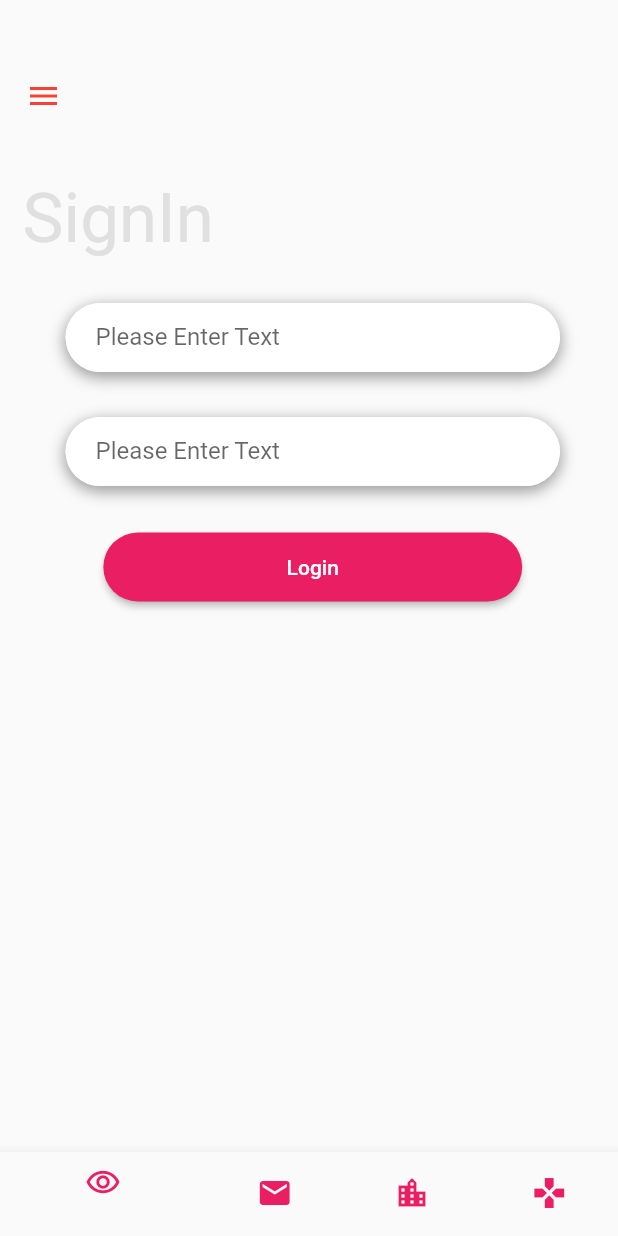
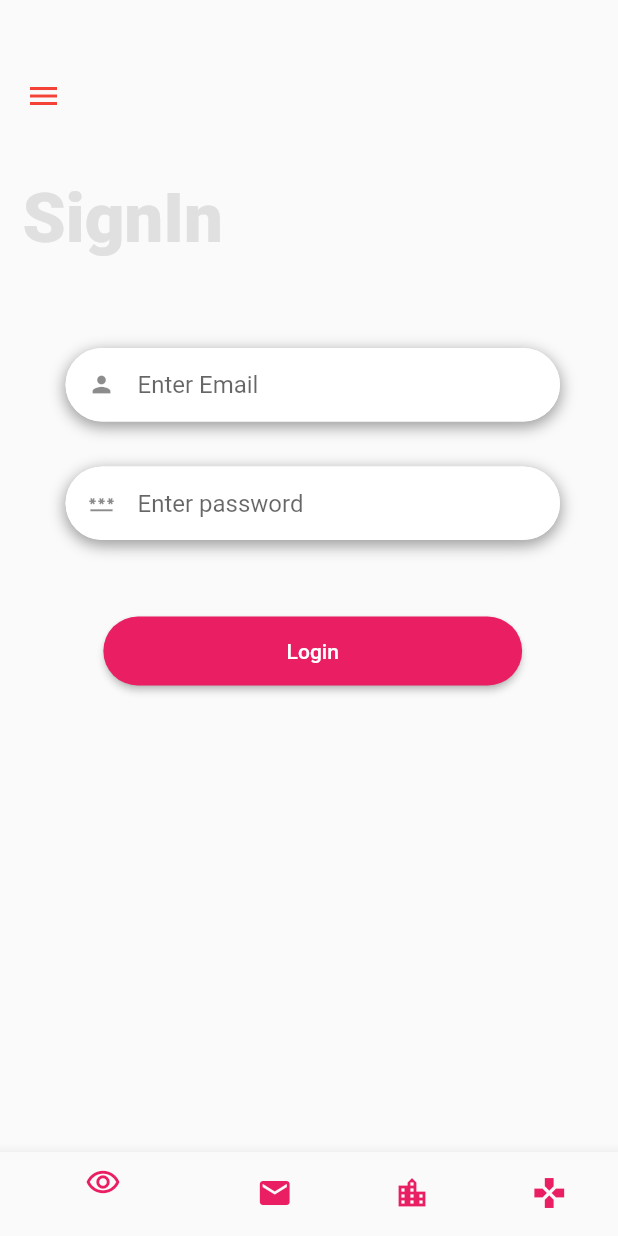
Before and after one commit to muhammadasadullahtariq/flutterLearner, a Flutter app: the screen it shows after launch, on a phone screen of 412 x 824 dp. Run offline on Flutter 3.47's test engine with Material 2 defaults, Android fonts, the phone set to English and light mode, and no system bars; our stand-ins replace google_fonts.

Commit message:
created reusable component textfield with passing props

```diff
--- a/lib/main.dart
+++ b/lib/main.dart
@@ -1,14 +1,32 @@
+// ignore_for_file: prefer_const_constructors, avoid_print
+
 import 'package:flutter/material.dart';
 import 'package:flutterlearner/utility.dart';
 import 'package:google_fonts/google_fonts.dart';
-import 'package:flutterlearner/textField.dart';
+import 'package:flutterlearner/widgets/textField.dart';
+import 'dart:developer';
 
 void main() {
   runApp(const MyApp());
 }
 
-class MyApp extends StatelessWidget {
+class MyApp extends StatefulWidget {
   const MyApp({super.key});
+
+  @override
+  State<MyApp> createState() => _MyAppState();
+}
+
+class _MyAppState extends State<MyApp> {
+  final _formKey = GlobalKey<FormState>();
+
+  moveToNextScreen(BuildContext context) {
+    if (_formKey.currentState!.validate()) {
+      log("here am i");
+      Navigator.push(
+         context, MaterialPageRoute(builder: ((context) => const Other())));
+    }
+  }
 
   @override
   Widget build(BuildContext context) {
@@ -42,36 +60,43 @@ class MyApp extends StatelessWidget {
                       textStyle: TextStyle(
                           color: Colors.grey[300],
                           fontSize: 46,
+                          fontWeight: FontWeight.w800),
+                    )),
               ),
-                    )),
+              const SizedBox(
+                height: 60,
+              ),
+              Form(
+                key: _formKey,
+                child: Column(
+                  children: [
+                    TextFieldDynom(
+                      hintText: "Enter Email",
+                      prefixIconConstraints: Icon(Icons.person),
+                      parametersValidate: "Enter email",
+                      validatorFunction: commonValidation,
                     ),
                     const SizedBox(
                       height: 30,
                     ),
-              const TextFieldDynom(
-                hintText: "Enter Email",
+                    TextFieldDynom(
+                      hintText: "Enter password",
+                      prefixIconConstraints: Icon(Icons.password),
+                      parametersValidate: "Enter password",
+                      validatorFunction: commonValidation,
                     ),
                     const SizedBox(
-                height: 30,
-              ),
-              const TextFieldDynom(
-                hintText: "Enter password",
-              ),
-              const SizedBox(
-                height: 30,
+                      height: 50,
                     ),
                     Center(
                       child: Builder(builder: (context) {
                         return ElevatedButton(
-                    onPressed: () => Navigator.push(
-                        context,
-                        MaterialPageRoute(
-                            builder: ((context) => const Other()))),
+                          onPressed: (() => moveToNextScreen(context)),
                           style: ButtonStyle(
                               shape: MaterialStateProperty.all(
                                   const RoundedRectangleBorder(
-                                borderRadius:
-                                    BorderRadius.all(Radius.circular(30))))),
+                                      borderRadius: BorderRadius.all(
+                                          Radius.circular(30))))),
                           child: Builder(
                             builder: (context) {
                               return Container(
@@ -88,6 +113,9 @@ class MyApp extends StatelessWidget {
                           ),
                         );
                       }),
+                    ),
+                  ],
+                ),
               ),
             ],
           ),
--- a/lib/textField.dart
+++ /dev/null
@@ -1,62 +0,0 @@
-import 'package:flutter/material.dart';
-import 'package:flutterlearner/utility.dart';
-
-void main() => runApp(const TextFieldDynom(
-      hintText: '',
-    ));
-
-class TextFieldDynom extends StatefulWidget {
-  final String hintText;
-  const TextFieldDynom({super.key, required this.hintText});
-
-  @override
-  State<TextFieldDynom> createState() => _TextFieldDynomState();
-}
-
-class _TextFieldDynomState extends State<TextFieldDynom> {
-  @override
-  Widget build(BuildContext context) {
-    return Material(
-      child: Center(
-        child: Container(
-          height: 46,
-          width: MediaQuery.of(context).size.width * 0.8,
-          decoration: const BoxDecoration(
-            borderRadius: BorderRadius.all(
-              Radius.circular(30),
-            ),
-            boxShadow: [
-              BoxShadow(
-                  color: Colors.grey,
-                  spreadRadius: 1,
-                  blurRadius: 8,
-                  offset: Offset(0, 3)),
-            ],
-          ),
-          child: const TextField(
-            maxLines: 1,
-            decoration: InputDecoration(
-              hintText: "Please Enter Text",
-              isDense: true,
-              contentPadding: EdgeInsets.fromLTRB(20, 15, 20, 15),
-              filled: true,
-              fillColor: Colors.white,
-              enabledBorder: OutlineInputBorder(
-                borderRadius: BorderRadius.all(
-                  Radius.circular(30),
-                ),
-                borderSide: BorderSide(color: Colors.white),
-              ),
-              focusedBorder: OutlineInputBorder(
-                borderRadius: BorderRadius.all(
-                  Radius.circular(30),
-                ),
-                borderSide: BorderSide(color: Colors.white),
-              ),
-            ),
-          ),
-        ),
-      ),
-    );
-  }
-}
--- /dev/null
+++ b/lib/widgets/textField.dart
@@ -0,0 +1,102 @@
+import 'package:flutter/material.dart';
+import 'package:flutterlearner/utility.dart';
+
+class TextFieldDynom extends StatefulWidget {
+  final String hintText;
+  final Widget prefixIconConstraints;
+  final Function validatorFunction;
+  final String parametersValidate;
+  const TextFieldDynom(
+      {super.key,
+      required this.hintText,
+      required this.prefixIconConstraints,
+      required this.validatorFunction,
+      required this.parametersValidate});
+
+  @override
+  State<TextFieldDynom> createState() => _TextFieldDynomState();
+}
+
+class _TextFieldDynomState extends State<TextFieldDynom> {
+  String value = "";
+  @override
+  Widget build(BuildContext context) {
+    return Material(
+      child: Center(
+        child: Container(
+          width: MediaQuery.of(context).size.width * 0.8,
+          decoration: const BoxDecoration(
+            borderRadius: BorderRadius.all(
+              Radius.circular(30),
+            ),
+            boxShadow: [
+              BoxShadow(
+                  color: Colors.grey,
+                  spreadRadius: 1,
+                  blurRadius: 8,
+                  offset: Offset(0, 3)),
+            ],
+          ),
+          child: TextFormField(
+            validator: ((value) =>
+                commonValidation(value!, widget.parametersValidate)),
+            onChanged: (value) {
+              value = value;
+              setState(() {});
+            },
+            maxLines: 1,
+            decoration: InputDecoration(
+              errorMaxLines: 1,
+              prefixIcon: widget.prefixIconConstraints,
+              hintText: widget.hintText,
+              isDense: true,
+              contentPadding: const EdgeInsets.fromLTRB(20, 15, 20, 15),
+              filled: true,
+              fillColor: Colors.white,
+              focusedErrorBorder: const OutlineInputBorder(
+                borderRadius: BorderRadius.all(
+                  Radius.circular(30),
+                ),
+                borderSide: BorderSide(color: Colors.red),
+              ),
+              errorBorder: const OutlineInputBorder(
+                borderRadius: BorderRadius.all(
+                  Radius.circular(30),
+                ),
+                borderSide: BorderSide(color: Colors.red),
+              ),
+              enabledBorder: const OutlineInputBorder(
+                borderRadius: BorderRadius.all(
+                  Radius.circular(30),
+                ),
+                borderSide: BorderSide(color: Colors.white),
+              ),
+              focusedBorder: const OutlineInputBorder(
+                borderRadius: BorderRadius.all(
+                  Radius.circular(30),
+                ),
+                borderSide: BorderSide(color: Colors.white),
+              ),
+            ),
+          ),
+        ),
+      ),
+    );
+  }
+}
+
+String? commonValidation(String value, String messageError) {
+  var required = requiredValidator(value, messageError);
+  if (required != null) {
+    return required;
+  }
+  return null;
+}
+
+String? requiredValidator(value, messageError) {
+  if (value!.isEmpty) {
+    print("value is " + value);
+    return messageError;
+  }
+  return null;
+}
```
Also changed, not shown: lib/components/textFiedlWidget.dart (deleted, +0 -60 lines), lib/models/options_model.dart (added, +8 -0 lines), lib/utility.dart (+6 -1 lines). Lines whose indentation alone changed are shown as unchanged.
